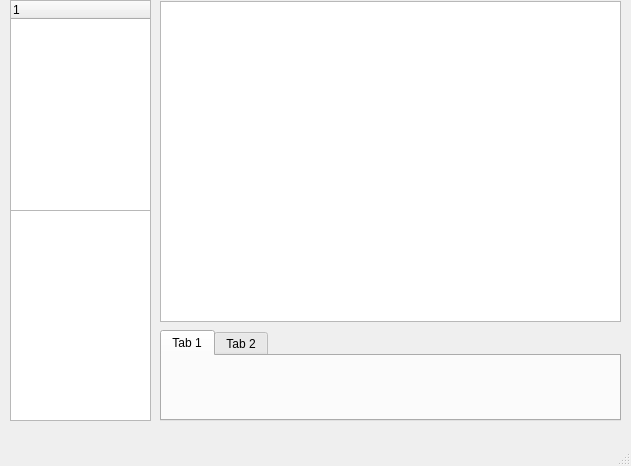
Before: the Qt Designer form APIprzetwarzanie_obrazu.ui in olidro2907/PZ, drawn with Qt 5.
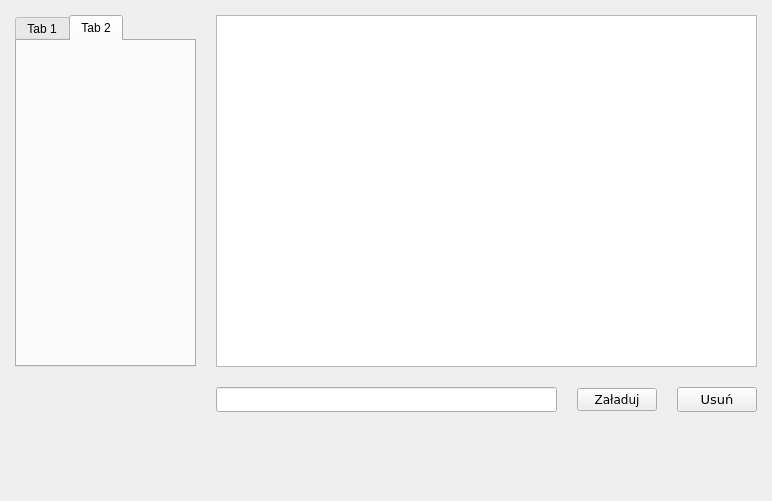
After: the same form once the commit is applied.

Diff of the .ui file:
```diff
--- a/APIprzetwarzanie_obrazu.ui
+++ b/APIprzetwarzanie_obrazu.ui
@@ -2,14 +2,23 @@
 <ui version="4.0">
  <class>MainWindow</class>
  <widget class="QMainWindow" name="MainWindow">
+  <property name="enabled">
+   <bool>true</bool>
+  </property>
   <property name="geometry">
    <rect>
     <x>0</x>
     <y>0</y>
-    <width>631</width>
-    <height>466</height>
+    <width>772</width>
+    <height>501</height>
    </rect>
   </property>
+  <property name="sizePolicy">
+   <sizepolicy hsizetype="Expanding" vsizetype="Expanding">
+    <horstretch>0</horstretch>
+    <verstretch>0</verstretch>
+   </sizepolicy>
+  </property>
   <property name="maximumSize">
    <size>
     <width>16777215</width>
@@ -19,71 +28,113 @@
   <property name="windowTitle">
    <string>Photo Processing</string>
   </property>
+  <property name="layoutDirection">
+   <enum>Qt::LeftToRight</enum>
+  </property>
+  <property name="autoFillBackground">
+   <bool>false</bool>
+  </property>
   <widget class="QWidget" name="centralwidget">
-   <widget class="QGraphicsView" name="graphicsView">
-    <property name="geometry">
-     <rect>
-      <x>160</x>
-      <y>1</y>
-      <width>461</width>
-      <height>321</height>
-     </rect>
-    </property>
-   </widget>
-   <widget class="QWidget" name="horizontalLayoutWidget">
-    <property name="geometry">
-     <rect>
-      <x>160</x>
-      <y>330</y>
-      <width>461</width>
-      <height>91</height>
-     </rect>
-    </property>
-    <layout class="QHBoxLayout" name="horizontalLayout">
-     <item>
-      <widget class="QTabWidget" name="tabWidget">
+   <layout class="QGridLayout" name="gridLayout_2">
+    <item row="0" column="0">
+     <layout class="QGridLayout" name="gridLayout" rowstretch="0,0" columnstretch="1,3">
+      <property name="sizeConstraint">
+       <enum>QLayout::SetMinAndMaxSize</enum>
+      </property>
+      <property name="leftMargin">
+       <number>6</number>
+      </property>
+      <property name="topMargin">
+       <number>6</number>
+      </property>
+      <property name="rightMargin">
+       <number>6</number>
+      </property>
+      <property name="bottomMargin">
+       <number>80</number>
+      </property>
+      <property name="spacing">
+       <number>20</number>
+      </property>
+      <item row="0" column="1">
+       <widget class="QGraphicsView" name="View">
+        <property name="sizePolicy">
+         <sizepolicy hsizetype="Expanding" vsizetype="Expanding">
+          <horstretch>0</horstretch>
+          <verstretch>0</verstretch>
+         </sizepolicy>
+        </property>
+        <property name="layoutDirection">
+         <enum>Qt::LeftToRight</enum>
+        </property>
+       </widget>
+      </item>
+      <item row="0" column="0">
+       <widget class="QTabWidget" name="Tools">
        <property name="currentIndex">
-        <number>0</number>
-       </property>
-       <widget class="QWidget" name="tab">
+         <number>1</number>
+        </property>
+        <widget class="QWidget" name="Overlap1">
         <attribute name="title">
          <string>Tab 1</string>
         </attribute>
        </widget>
-       <widget class="QWidget" name="tab_2">
+        <widget class="QWidget" name="OverLap2">
         <attribute name="title">
          <string>Tab 2</string>
         </attribute>
        </widget>
       </widget>
      </item>
-    </layout>
-   </widget>
-   <widget class="QTreeWidget" name="treeWidget">
-    <property name="geometry">
-     <rect>
-      <x>10</x>
-      <y>0</y>
-      <width>141</width>
-      <height>211</height>
-     </rect>
-    </property>
-    <column>
+      <item row="1" column="1">
+       <layout class="QHBoxLayout" name="horizontalLayout">
+        <property name="sizeConstraint">
+         <enum>QLayout::SetMaximumSize</enum>
+        </property>
+        <item>
+         <widget class="QLineEdit" name="NameImage">
+          <property name="font">
+           <font>
+            <family>Verdana</family>
+            <pointsize>10</pointsize>
+           </font>
+          </property>
+         </widget>
+        </item>
+        <item>
+         <widget class="QPushButton" name="Load">
+          <property name="font">
+           <font>
+            <family>Verdana</family>
+            <pointsize>9</pointsize>
+           </font>
+          </property>
+          <property name="autoFillBackground">
+           <bool>true</bool>
+          </property>
      <property name="text">
-      <string notr="true">1</string>
-     </property>
-    </column>
-   </widget>
-   <widget class="QTableView" name="tableView">
-    <property name="geometry">
-     <rect>
-      <x>10</x>
-      <y>210</y>
-      <width>141</width>
-      <height>211</height>
-     </rect>
-    </property>
-   </widget>
+           <string>Załaduj</string>
+          </property>
+         </widget>
+        </item>
+        <item>
+         <widget class="QPushButton" name="Remove">
+          <property name="font">
+           <font>
+            <family>Verdana</family>
+            <pointsize>10</pointsize>
+           </font>
+          </property>
+          <property name="text">
+           <string>Usuń</string>
+          </property>
+         </widget>
+        </item>
+       </layout>
+      </item>
+     </layout>
+    </item>
+   </layout>
   </widget>
   <widget class="QMenuBar" name="menubar">
    <property name="geometry">
@@ -95,7 +146,6 @@
     </rect>
    </property>
   </widget>
-  <widget class="QStatusBar" name="statusbar"/>
  </widget>
  <resources/>
  <connections/>
```
Left out of the diff: 2 changed lines with no effect on the pictures. Lines whose indentation alone changed are shown as unchanged.
